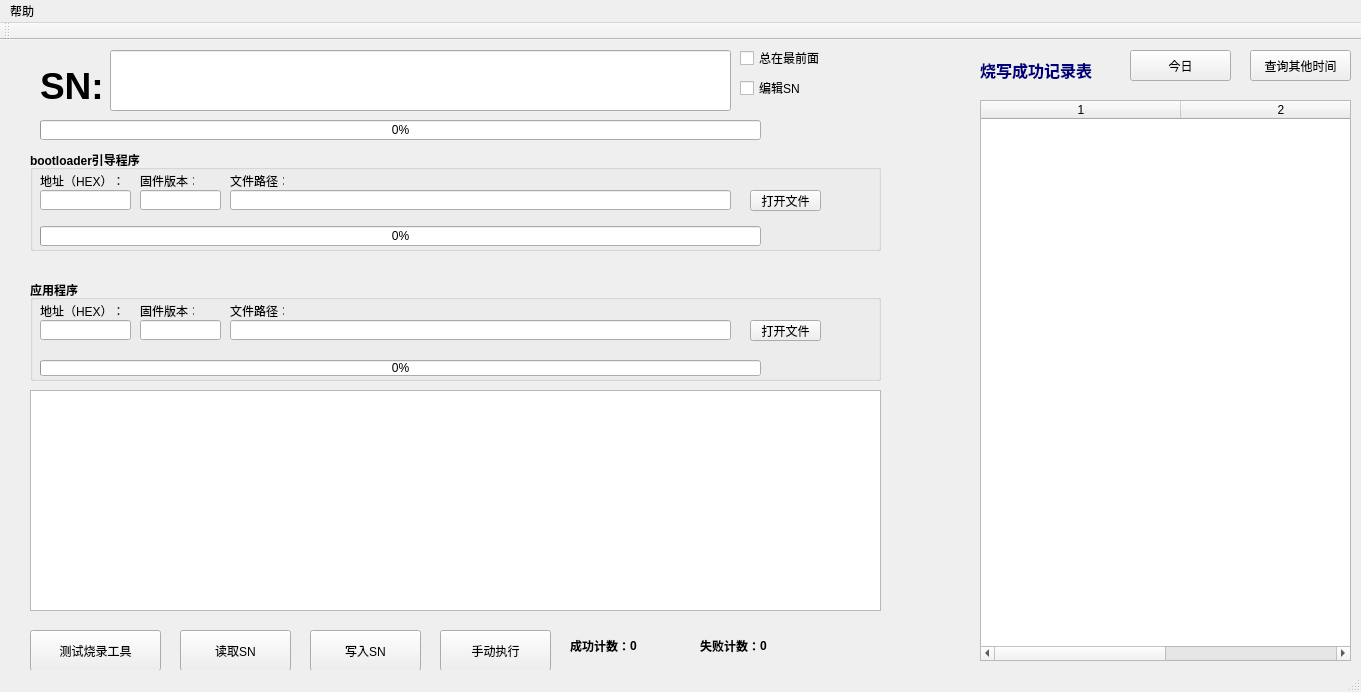
Before: the Qt Designer form qt_production_tool/mainwindow.ui in wkxboot/qt_production_tool, drawn with Qt 5.
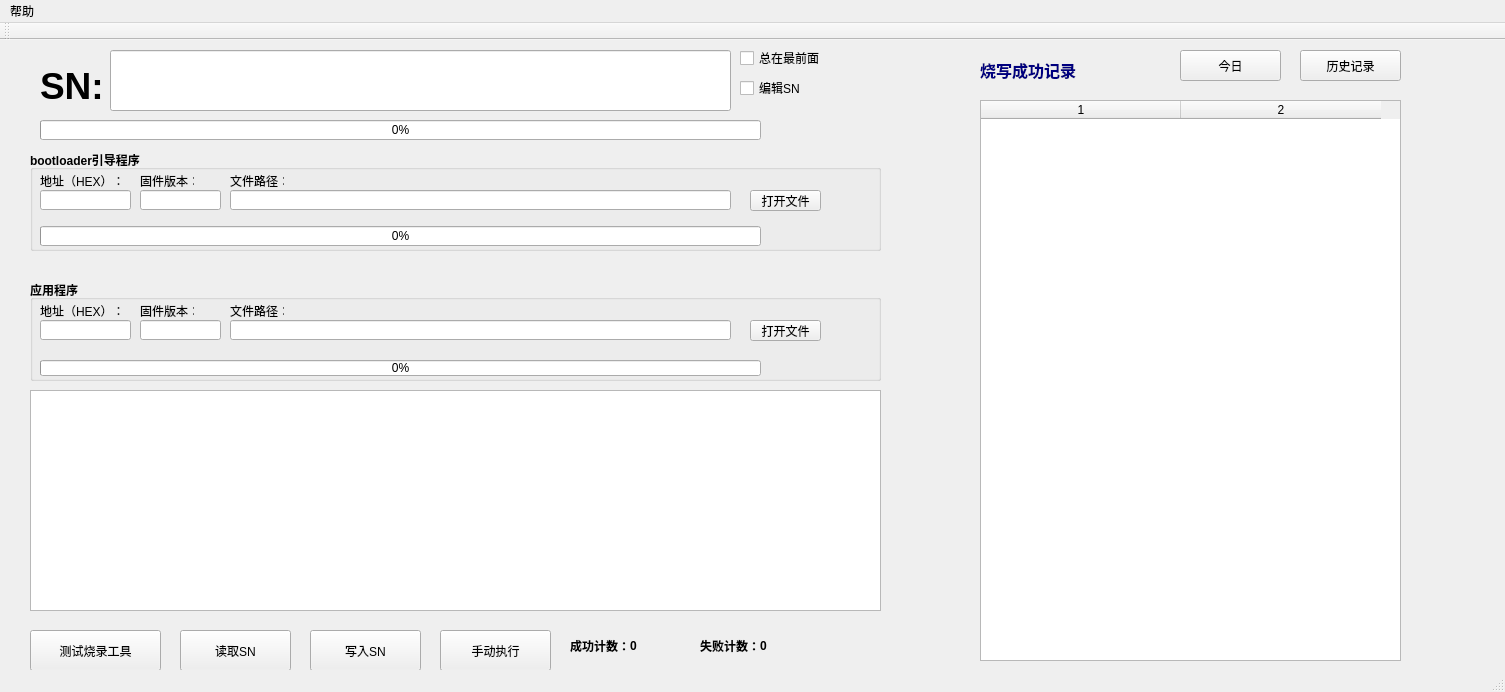
After: the same form once the commit is applied.

Commit message: 1.添加烧写成功数据库 2.可查询今日和历史烧写成功记录 3.烧写成功后自动运行

Diff of the .ui file:
```diff
--- a/qt_production_tool/mainwindow.ui
+++ b/qt_production_tool/mainwindow.ui
@@ -6,7 +6,7 @@
    <rect>
     <x>0</x>
     <y>0</y>
-    <width>1361</width>
+    <width>1505</width>
     <height>692</height>
    </rect>
   </property>
@@ -616,13 +616,13 @@
      </rect>
     </property>
     <property name="text">
-     <string>&lt;html&gt;&lt;head/&gt;&lt;body&gt;&lt;p&gt;&lt;span style=&quot; font-size:12pt; font-weight:600; color:#00007f;&quot;&gt;烧写成功记录表&lt;/span&gt;&lt;/p&gt;&lt;/body&gt;&lt;/html&gt;</string>
+     <string>&lt;html&gt;&lt;head/&gt;&lt;body&gt;&lt;p&gt;&lt;span style=&quot; font-size:12pt; font-weight:600; color:#00007f;&quot;&gt;烧写成功记录&lt;/span&gt;&lt;/p&gt;&lt;/body&gt;&lt;/html&gt;</string>
     </property>
    </widget>
    <widget class="QPushButton" name="query_today_button">
     <property name="geometry">
      <rect>
-      <x>1130</x>
+      <x>1180</x>
       <y>10</y>
       <width>101</width>
       <height>31</height>
@@ -635,14 +635,14 @@
    <widget class="QPushButton" name="query_day_button">
     <property name="geometry">
      <rect>
-      <x>1250</x>
+      <x>1300</x>
       <y>10</y>
       <width>101</width>
       <height>31</height>
      </rect>
     </property>
     <property name="text">
-     <string>查询其他时间</string>
+     <string>历史记录</string>
     </property>
    </widget>
    <widget class="QTableWidget" name="database_list">
@@ -650,10 +650,16 @@
      <rect>
       <x>980</x>
       <y>60</y>
-      <width>371</width>
+      <width>421</width>
       <height>561</height>
      </rect>
     </property>
+    <property name="sizePolicy">
+     <sizepolicy hsizetype="Expanding" vsizetype="Expanding">
+      <horstretch>0</horstretch>
+      <verstretch>0</verstretch>
+     </sizepolicy>
+    </property>
     <property name="defaultDropAction">
      <enum>Qt::IgnoreAction</enum>
     </property>
@@ -678,7 +684,7 @@
     <rect>
      <x>0</x>
      <y>0</y>
-     <width>1361</width>
+     <width>1505</width>
      <height>23</height>
     </rect>
    </property>
```
The commit also changes 8 other files.
